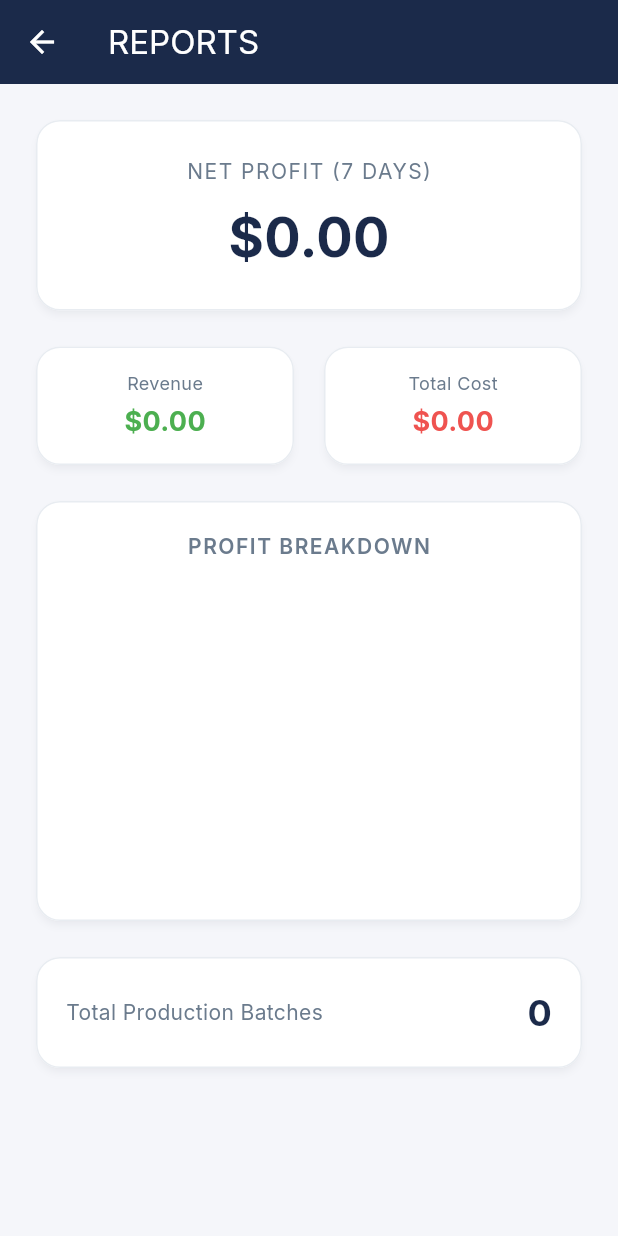
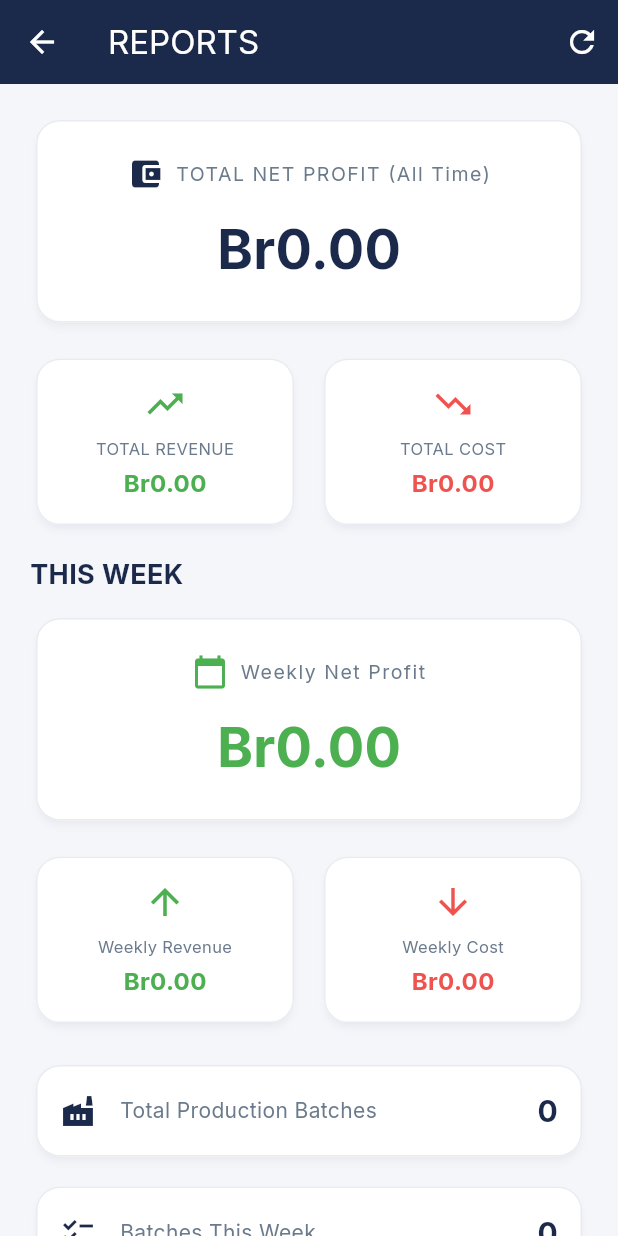
Before and after one commit to mahilet7829/family-garment, a Flutter app: the ReportsScreen screen opened directly, on a phone screen of 412 x 824 dp. Run offline on Flutter 3.47's test engine with Material 3 defaults, Android fonts, the phone set to English and light mode, and no system bars; drawn by our look-alikes of fl_chart; our stand-ins replace flutter_secure_storage, google_fonts, image_picker, sqflite; accounts and stored records are empty.

Commit message:
Ethiopia ready: ETB currency, full profit/revenue/cost reports

```diff
--- a/lib/core/utils/currency_formatter.dart
+++ b/lib/core/utils/currency_formatter.dart
@@ -2,7 +2,7 @@ import 'package:intl/intl.dart';
 
 class CurrencyFormatter {
   static final NumberFormat _formatter = NumberFormat.currency(
-    symbol: '\$',
+    symbol: 'Br',
     decimalDigits: 2,
   );
 
--- a/lib/features/reports/screens/reports_screen.dart
+++ b/lib/features/reports/screens/reports_screen.dart
@@ -1,8 +1,8 @@
 import 'package:flutter/material.dart';
 import 'package:fl_chart/fl_chart.dart';
-import '../../../core/theme/app_theme.dart';
-import '../../../core/utils/currency_formatter.dart';
-import '../../../services/production_service.dart';
+import '../../../../core/theme/app_theme.dart';
+import '../../../../core/utils/currency_formatter.dart';
+import '../../../../services/production_service.dart';
 
 class ReportsScreen extends StatefulWidget {
   const ReportsScreen({super.key});
@@ -13,7 +13,8 @@ class ReportsScreen extends StatefulWidget {
 
 class _ReportsScreenState extends State<ReportsScreen> {
   final ProductionService _productionService = ProductionService();
-  Map<String, double> _summary = {};
+  Map<String, double> _allTimeSummary = {};
+  Map<String, double> _weeklySummary = {};
   bool _isLoading = true;
 
   @override
@@ -24,12 +25,22 @@ class _ReportsScreenState extends State<ReportsScreen> {
 
   Future<void> _loadReports() async {
     setState(() => _isLoading = true);
+
     final now = DateTime.now();
     final weekAgo = now.subtract(const Duration(days: 7));
-    _summary = await _productionService.getProfitSummary(
+
+    // All-time summary
+    _allTimeSummary = await _productionService.getProfitSummary(
+      from: DateTime(2020),
+      to: now,
+    );
+
+    // Weekly summary
+    _weeklySummary = await _productionService.getProfitSummary(
       from: weekAgo,
       to: now,
     );
+
     setState(() => _isLoading = false);
   }
 
@@ -41,6 +52,12 @@ class _ReportsScreenState extends State<ReportsScreen> {
         title: const Text('REPORTS'),
         backgroundColor: AppColors.navy,
         foregroundColor: AppColors.white,
+        actions: [
+          IconButton(
+            icon: const Icon(Icons.refresh),
+            onPressed: _loadReports,
+          ),
+        ],
       ),
       body: _isLoading
           ? const Center(child: CircularProgressIndicator())
@@ -49,109 +66,91 @@ class _ReportsScreenState extends State<ReportsScreen> {
               child: Column(
                 crossAxisAlignment: CrossAxisAlignment.stretch,
                 children: [
-                  // Net Profit Card
-                  Card(
-                    child: Padding(
-                      padding: const EdgeInsets.all(24),
-                      child: Column(
-                        children: [
-                          const Text('NET PROFIT (7 DAYS)',
-                              style: TextStyle(
-                                  color: AppColors.textSecondary,
-                                  letterSpacing: 1)),
-                          const SizedBox(height: 8),
-                          Text(
-                            CurrencyFormatter.format(
-                                _summary['netProfit'] ?? 0),
-                            style: const TextStyle(
-                                fontSize: 36,
-                                fontWeight: FontWeight.bold,
-                                color: AppColors.navy),
-                          ),
-                        ],
-                      ),
-                    ),
+                  // All-Time Net Profit
+                  _bigNumberCard(
+                    'TOTAL NET PROFIT (All Time)',
+                    _allTimeSummary['netProfit'] ?? 0,
+                    AppColors.navy,
+                    Icons.account_balance_wallet,
                   ),
                   const SizedBox(height: 16),
 
-                  // Summary Cards Row
+                  // Revenue & Cost Row
                   Row(
                     children: [
                       Expanded(
-                        child: _summaryCard('Revenue',
-                            _summary['totalRevenue'] ?? 0, AppColors.success),
+                        child: _summaryCard(
+                          'TOTAL REVENUE',
+                          _allTimeSummary['totalRevenue'] ?? 0,
+                          AppColors.success,
+                          Icons.trending_up,
+                        ),
                       ),
                       const SizedBox(width: 12),
                       Expanded(
-                        child: _summaryCard('Total Cost',
-                            _summary['totalCost'] ?? 0, AppColors.error),
+                        child: _summaryCard(
+                          'TOTAL COST',
+                          _allTimeSummary['totalCost'] ?? 0,
+                          AppColors.error,
+                          Icons.trending_down,
+                        ),
                       ),
                     ],
                   ),
                   const SizedBox(height: 16),
 
-                  // Pie Chart Placeholder
-                  Card(
-                    child: Padding(
-                      padding: const EdgeInsets.all(20),
-                      child: Column(
-                        children: [
-                          const Text('PROFIT BREAKDOWN',
-                              style: TextStyle(
-                                  fontWeight: FontWeight.w600,
-                                  letterSpacing: 1)),
-                          const SizedBox(height: 20),
-                          SizedBox(
-                            height: 200,
-                            child: PieChart(
-                              PieChartData(
-                                sections: [
-                                  PieChartSectionData(
-                                    value: _summary['netProfit'] ?? 0,
-                                    title: 'Profit',
-                                    color: AppColors.success,
-                                    radius: 60,
-                                    titleStyle: const TextStyle(
-                                        color: AppColors.white,
-                                        fontSize: 14,
-                                        fontWeight: FontWeight.bold),
-                                  ),
-                                  PieChartSectionData(
-                                    value: _summary['totalCost'] ?? 0,
-                                    title: 'Cost',
-                                    color: AppColors.error,
-                                    radius: 60,
-                                    titleStyle: const TextStyle(
-                                        color: AppColors.white,
-                                        fontSize: 14,
-                                        fontWeight: FontWeight.bold),
-                                  ),
-                                ],
-                              ),
-                            ),
-                          ),
-                        ],
-                      ),
-                    ),
+                  // This Week Header
+                  const Text('THIS WEEK',
+                      style: TextStyle(
+                          fontSize: 18,
+                          fontWeight: FontWeight.bold,
+                          color: AppColors.textPrimary)),
+                  const SizedBox(height: 12),
+
+                  // Weekly Net Profit
+                  _bigNumberCard(
+                    'Weekly Net Profit',
+                    _weeklySummary['netProfit'] ?? 0,
+                    AppColors.success,
+                    Icons.calendar_today,
                   ),
                   const SizedBox(height: 16),
 
-                  // Batches count
-                  Card(
-                    child: Padding(
-                      padding: const EdgeInsets.all(20),
-                      child: Row(
-                        mainAxisAlignment: MainAxisAlignment.spaceBetween,
-                        children: [
-                          const Text('Total Production Batches'),
-                          Text('${(_summary['totalBatches'] ?? 0).toInt()}',
-                              style: const TextStyle(
-                                  fontSize: 24,
-                                  fontWeight: FontWeight.bold,
-                                  color: AppColors.navy)),
-                        ],
+                  // Weekly Revenue & Cost
+                  Row(
+                    children: [
+                      Expanded(
+                        child: _summaryCard(
+                          'Weekly Revenue',
+                          _weeklySummary['totalRevenue'] ?? 0,
+                          AppColors.success,
+                          Icons.arrow_upward,
+                        ),
                       ),
-                    ),
+                      const SizedBox(width: 12),
+                      Expanded(
+                        child: _summaryCard(
+                          'Weekly Cost',
+                          _weeklySummary['totalCost'] ?? 0,
+                          AppColors.error,
+                          Icons.arrow_downward,
+                        ),
+                      ),
+                    ],
+                  ),
+                  const SizedBox(height: 20),
+
+                  // Production Batches
+                  _infoCard(
+                    'Total Production Batches',
+                    '${(_allTimeSummary['totalBatches'] ?? 0).toInt()}',
+                    Icons.factory,
+                  ),
+                  const SizedBox(height: 12),
+                  _infoCard(
+                    'Batches This Week',
+                    '${(_weeklySummary['totalBatches'] ?? 0).toInt()}',
+                    Icons.checklist,
                   ),
                 ],
               ),
@@ -159,19 +158,55 @@ class _ReportsScreenState extends State<ReportsScreen> {
     );
   }
 
-  Widget _summaryCard(String label, double amount, Color color) {
+  Widget _bigNumberCard(
+      String label, double amount, Color color, IconData icon) {
+    return Card(
+      child: Padding(
+        padding: const EdgeInsets.all(24),
+        child: Column(
+          children: [
+            Row(
+              mainAxisAlignment: MainAxisAlignment.center,
+              children: [
+                Icon(icon, color: color, size: 24),
+                const SizedBox(width: 8),
+                Text(label,
+                    style: const TextStyle(
+                        color: AppColors.textSecondary,
+                        fontSize: 13,
+                        letterSpacing: 1)),
+              ],
+            ),
+            const SizedBox(height: 12),
+            Text(
+              CurrencyFormatter.format(amount),
+              style: TextStyle(
+                  fontSize: 36,
+                  fontWeight: FontWeight.bold,
+                  color: color),
+            ),
+          ],
+        ),
+      ),
+    );
+  }
+
+  Widget _summaryCard(
+      String label, double amount, Color color, IconData icon) {
     return Card(
       child: Padding(
         padding: const EdgeInsets.all(16),
         child: Column(
           children: [
+            Icon(icon, color: color, size: 28),
+            const SizedBox(height: 8),
             Text(label,
                 style: const TextStyle(
-                    color: AppColors.textSecondary, fontSize: 12)),
+                    color: AppColors.textSecondary, fontSize: 11)),
             const SizedBox(height: 4),
             Text(CurrencyFormatter.format(amount),
                 style: TextStyle(
-                    fontSize: 18,
+                    fontSize: 16,
                     fontWeight: FontWeight.bold,
                     color: color)),
           ],
@@ -179,4 +214,25 @@ class _ReportsScreenState extends State<ReportsScreen> {
       ),
     );
   }
+
+  Widget _infoCard(String label, String value, IconData icon) {
+    return Card(
+      child: Padding(
+        padding: const EdgeInsets.all(16),
+        child: Row(
+          children: [
+            Icon(icon, color: AppColors.navy, size: 24),
+            const SizedBox(width: 16),
+            Text(label, style: const TextStyle(fontSize: 14)),
+            const Spacer(),
+            Text(value,
+                style: const TextStyle(
+                    fontSize: 20,
+                    fontWeight: FontWeight.bold,
+                    color: AppColors.navy)),
+          ],
+        ),
+      ),
+    );
+  }
 }
```
